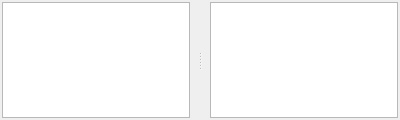
shawnj007/gqrx-touch, file src/qtgui/dockbookmarks.ui: the form before one commit.
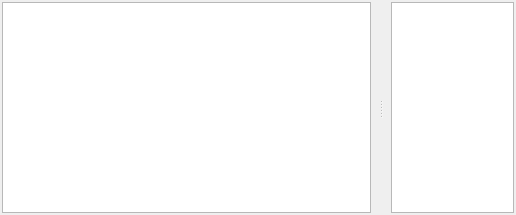
The form after the commit. Custom widgets are drawn as their Qt base class.

The edit to the form file:
```diff
--- a/src/qtgui/dockbookmarks.ui
+++ b/src/qtgui/dockbookmarks.ui
@@ -6,12 +6,12 @@
    <rect>
     <x>0</x>
     <y>0</y>
-    <width>400</width>
-    <height>120</height>
+    <width>516</width>
+    <height>215</height>
    </rect>
   </property>
   <property name="sizePolicy">
-   <sizepolicy hsizetype="Preferred" vsizetype="Preferred">
+   <sizepolicy hsizetype="Preferred" vsizetype="Expanding">
     <horstretch>1</horstretch>
     <verstretch>1</verstretch>
    </sizepolicy>
@@ -25,7 +25,7 @@
   <property name="maximumSize">
    <size>
     <width>524287</width>
-    <height>440</height>
+    <height>519</height>
    </size>
   </property>
   <property name="features">
@@ -50,6 +50,12 @@
      <height>0</height>
     </size>
    </property>
+   <property name="maximumSize">
+    <size>
+     <width>16777215</width>
+     <height>500</height>
+    </size>
+   </property>
    <layout class="QGridLayout" name="gridLayout">
     <property name="leftMargin">
      <number>2</number>
@@ -83,7 +89,7 @@
       <widget class="QTableView" name="tableViewFrequencyList">
        <property name="sizePolicy">
         <sizepolicy hsizetype="MinimumExpanding" vsizetype="Preferred">
-         <horstretch>0</horstretch>
+         <horstretch>3</horstretch>
          <verstretch>0</verstretch>
         </sizepolicy>
        </property>
@@ -518,7 +524,7 @@
       <widget class="BookmarksTagList" name="tableWidgetTagList">
        <property name="sizePolicy">
         <sizepolicy hsizetype="MinimumExpanding" vsizetype="Preferred">
-         <horstretch>0</horstretch>
+         <horstretch>1</horstretch>
          <verstretch>0</verstretch>
         </sizepolicy>
        </property>
```
